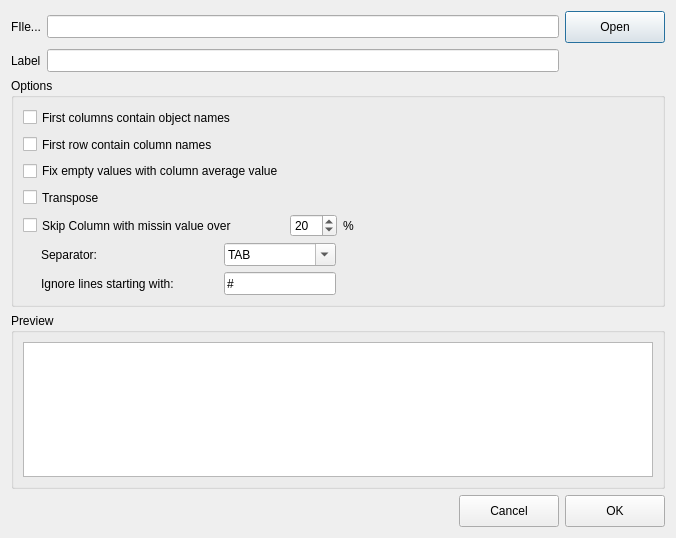
First picture: the form in src/Dialogs/ImportFileDialog.ui, repository gmrandazzo/QStudioMetrics, before the edit.
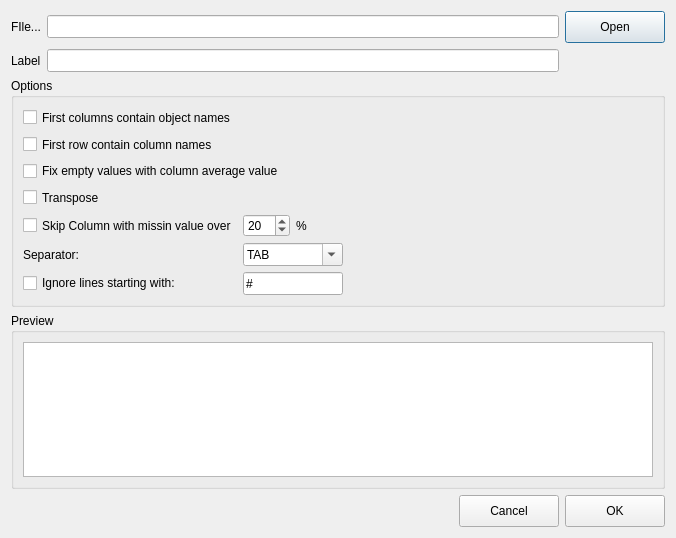
Second picture: the form after the edit.

Diff of the .ui file:
```diff
--- a/src/Dialogs/ImportFileDialog.ui
+++ b/src/Dialogs/ImportFileDialog.ui
@@ -154,9 +154,9 @@
      <property name="title">
       <string>Options</string>
      </property>
-     <layout class="QGridLayout" name="gridLayout_2">
+     <layout class="QGridLayout" name="gridLayout_6">
       <item row="0" column="0">
-       <layout class="QGridLayout" name="gridLayout_8">
+       <layout class="QGridLayout" name="gridLayout_5">
         <item row="3" column="0">
          <widget class="QCheckBox" name="transpose">
           <property name="minimumSize">
@@ -176,6 +176,53 @@
           </property>
          </widget>
         </item>
+        <item row="6" column="1">
+         <widget class="QLineEdit" name="ignorelinebychar">
+          <property name="sizePolicy">
+           <sizepolicy hsizetype="Expanding" vsizetype="Fixed">
+            <horstretch>0</horstretch>
+            <verstretch>0</verstretch>
+           </sizepolicy>
+          </property>
+          <property name="minimumSize">
+           <size>
+            <width>0</width>
+            <height>23</height>
+           </size>
+          </property>
+          <property name="maximumSize">
+           <size>
+            <width>112</width>
+            <height>23</height>
+           </size>
+          </property>
+          <property name="text">
+           <string>#</string>
+          </property>
+         </widget>
+        </item>
+        <item row="4" column="0">
+         <widget class="QCheckBox" name="skipcolmissingvalue">
+          <property name="minimumSize">
+           <size>
+            <width>0</width>
+            <height>21</height>
+           </size>
+          </property>
+          <property name="maximumSize">
+           <size>
+            <width>16777215</width>
+            <height>21</height>
+           </size>
+          </property>
+          <property name="text">
+           <string>Skip Column with missin value over</string>
+          </property>
+          <property name="checked">
+           <bool>false</bool>
+          </property>
+         </widget>
+        </item>
         <item row="0" column="0">
          <widget class="QCheckBox" name="firstcolobjname">
           <property name="minimumSize">
@@ -214,42 +261,7 @@
           </property>
          </widget>
         </item>
-        <item row="4" column="0">
-         <widget class="QCheckBox" name="skipcolmissingvalue">
-          <property name="minimumSize">
-           <size>
-            <width>0</width>
-            <height>21</height>
-           </size>
-          </property>
-          <property name="maximumSize">
-           <size>
-            <width>16777215</width>
-            <height>21</height>
-           </size>
-          </property>
-          <property name="text">
-           <string>Skip Column with missin value over</string>
-          </property>
-          <property name="checked">
-           <bool>false</bool>
-          </property>
-         </widget>
-        </item>
-        <item row="4" column="1">
-         <widget class="QSpinBox" name="colmissvalueBox">
-          <property name="minimum">
-           <number>1</number>
-          </property>
-          <property name="maximum">
-           <number>100</number>
-          </property>
-          <property name="value">
-           <number>20</number>
-          </property>
-         </widget>
-        </item>
-        <item row="2" column="0">
+        <item row="2" column="0" colspan="2">
          <widget class="QCheckBox" name="fix_empty_values">
           <property name="text">
            <string>Fix empty values with column average value</string>
@@ -259,10 +271,109 @@
           </property>
          </widget>
         </item>
-        <item row="4" column="2">
-         <widget class="QLabel" name="label_9">
+        <item row="5" column="1">
+         <widget class="QComboBox" name="splitlineby">
+          <property name="sizePolicy">
+           <sizepolicy hsizetype="Expanding" vsizetype="Fixed">
+            <horstretch>0</horstretch>
+            <verstretch>0</verstretch>
+           </sizepolicy>
+          </property>
+          <property name="minimumSize">
+           <size>
+            <width>0</width>
+            <height>23</height>
+           </size>
+          </property>
+          <property name="maximumSize">
+           <size>
+            <width>112</width>
+            <height>23</height>
+           </size>
+          </property>
+          <property name="editable">
+           <bool>true</bool>
+          </property>
+          <item>
+           <property name="text">
+            <string>TAB</string>
+           </property>
+          </item>
+          <item>
+           <property name="text">
+            <string>SPACE</string>
+           </property>
+          </item>
+          <item>
+           <property name="text">
+            <string>,</string>
+           </property>
+          </item>
+          <item>
+           <property name="text">
+            <string>;</string>
+           </property>
+          </item>
+          <item>
+           <property name="text">
+            <string>&lt;CUSTOM&gt;</string>
+           </property>
+          </item>
+         </widget>
+        </item>
+        <item row="4" column="1">
+         <layout class="QGridLayout" name="gridLayout_2">
+          <item row="0" column="0">
+           <widget class="QSpinBox" name="colmissvalueBox">
+            <property name="minimum">
+             <number>1</number>
+            </property>
+            <property name="maximum">
+             <number>100</number>
+            </property>
+            <property name="value">
+             <number>20</number>
+            </property>
+           </widget>
+          </item>
+          <item row="0" column="1">
+           <widget class="QLabel" name="label_9">
+            <property name="text">
+             <string>%</string>
+            </property>
+           </widget>
+          </item>
+         </layout>
+        </item>
+        <item row="5" column="0">
+         <widget class="QLabel" name="label">
+          <property name="sizePolicy">
+           <sizepolicy hsizetype="Expanding" vsizetype="Fixed">
+            <horstretch>0</horstretch>
+            <verstretch>0</verstretch>
+           </sizepolicy>
+          </property>
+          <property name="minimumSize">
+           <size>
+            <width>0</width>
+            <height>23</height>
+           </size>
+          </property>
+          <property name="maximumSize">
+           <size>
+            <width>159</width>
+            <height>23</height>
+           </size>
+          </property>
           <property name="text">
-           <string>%</string>
+           <string>Separator:</string>
+          </property>
+         </widget>
+        </item>
+        <item row="6" column="0">
+         <widget class="QCheckBox" name="ignore_lines_start_char">
+          <property name="text">
+           <string>Ignore lines starting with:</string>
           </property>
          </widget>
         </item>
@@ -281,135 +392,6 @@
         </property>
        </spacer>
       </item>
-      <item row="1" column="0">
-       <layout class="QGridLayout" name="gridLayout_6">
-        <item row="1" column="1">
-         <widget class="QLineEdit" name="ignorelinebychar">
-          <property name="sizePolicy">
-           <sizepolicy hsizetype="Expanding" vsizetype="Fixed">
-            <horstretch>0</horstretch>
-            <verstretch>0</verstretch>
-           </sizepolicy>
-          </property>
-          <property name="minimumSize">
-           <size>
-            <width>0</width>
-            <height>23</height>
-           </size>
-          </property>
-          <property name="maximumSize">
-           <size>
-            <width>112</width>
-            <height>23</height>
-           </size>
-          </property>
-          <property name="text">
-           <string>#</string>
-          </property>
-         </widget>
-        </item>
-        <item row="0" column="0">
-         <widget class="QLabel" name="label">
-          <property name="sizePolicy">
-           <sizepolicy hsizetype="Expanding" vsizetype="Fixed">
-            <horstretch>0</horstretch>
-            <verstretch>0</verstretch>
-           </sizepolicy>
-          </property>
-          <property name="minimumSize">
-           <size>
-            <width>0</width>
-            <height>23</height>
-           </size>
-          </property>
-          <property name="maximumSize">
-           <size>
-            <width>159</width>
-            <height>23</height>
-           </size>
-          </property>
-          <property name="text">
-           <string>Separator:</string>
-          </property>
-         </widget>
-        </item>
-        <item row="0" column="1">
-         <widget class="QComboBox" name="splitlineby">
-          <property name="sizePolicy">
-           <sizepolicy hsizetype="Expanding" vsizetype="Fixed">
-            <horstretch>0</horstretch>
-            <verstretch>0</verstretch>
-           </sizepolicy>
-          </property>
-          <property name="minimumSize">
-           <size>
-            <width>0</width>
-            <height>23</height>
-           </size>
-          </property>
-          <property name="maximumSize">
-           <size>
-            <width>112</width>
-            <height>23</height>
-           </size>
-          </property>
-          <property name="editable">
-           <bool>true</bool>
-          </property>
-          <item>
-           <property name="text">
-            <string>TAB</string>
-           </property>
-          </item>
-          <item>
-           <property name="text">
-            <string>SPACE</string>
-           </property>
-          </item>
-          <item>
-           <property name="text">
-            <string>,</string>
-           </property>
-          </item>
-          <item>
-           <property name="text">
-            <string>;</string>
-           </property>
-          </item>
-          <item>
-           <property name="text">
-            <string>&lt;CUSTOM&gt;</string>
-           </property>
-          </item>
-         </widget>
-        </item>
-        <item row="1" column="0">
-         <widget class="QLabel" name="label_3">
-          <property name="sizePolicy">
-           <sizepolicy hsizetype="Expanding" vsizetype="Fixed">
-            <horstretch>0</horstretch>
-            <verstretch>0</verstretch>
-           </sizepolicy>
-          </property>
-          <property name="minimumSize">
-           <size>
-            <width>0</width>
-            <height>23</height>
-           </size>
-          </property>
-          <property name="maximumSize">
-           <size>
-            <width>159</width>
-            <height>23</height>
-           </size>
-          </property>
-          <property name="text">
-           <string>Ignore lines starting with:</string>
-          </property>
-         </widget>
-        </item>
-       </layout>
-      </item>
      </layout>
     </widget>
    </item>
```
